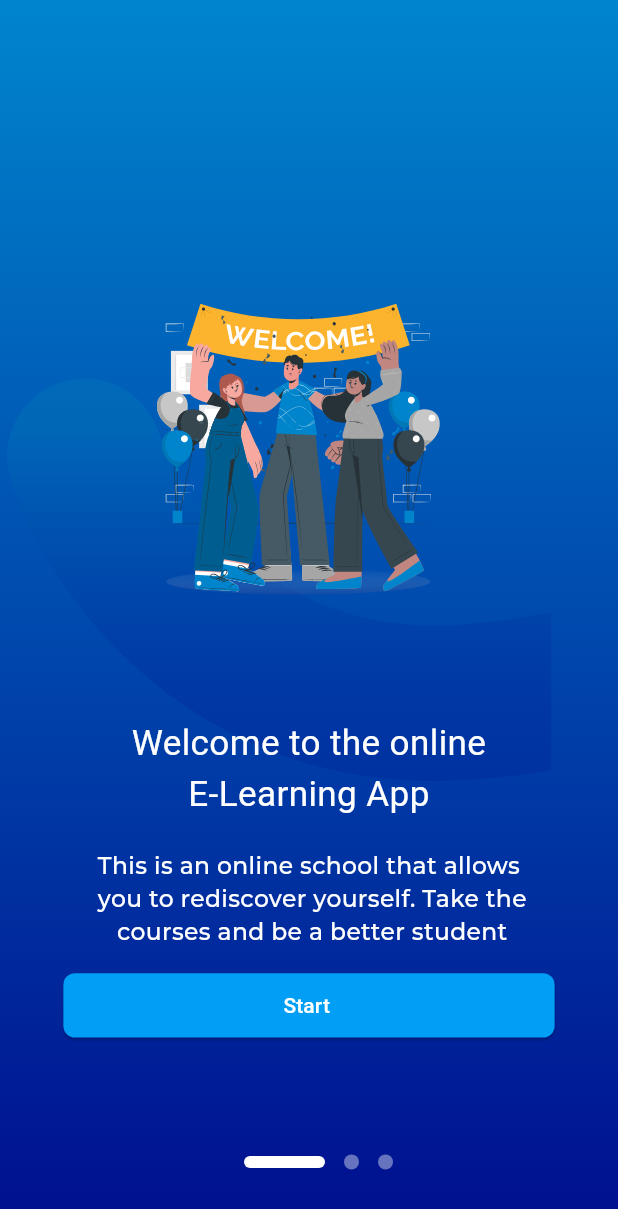
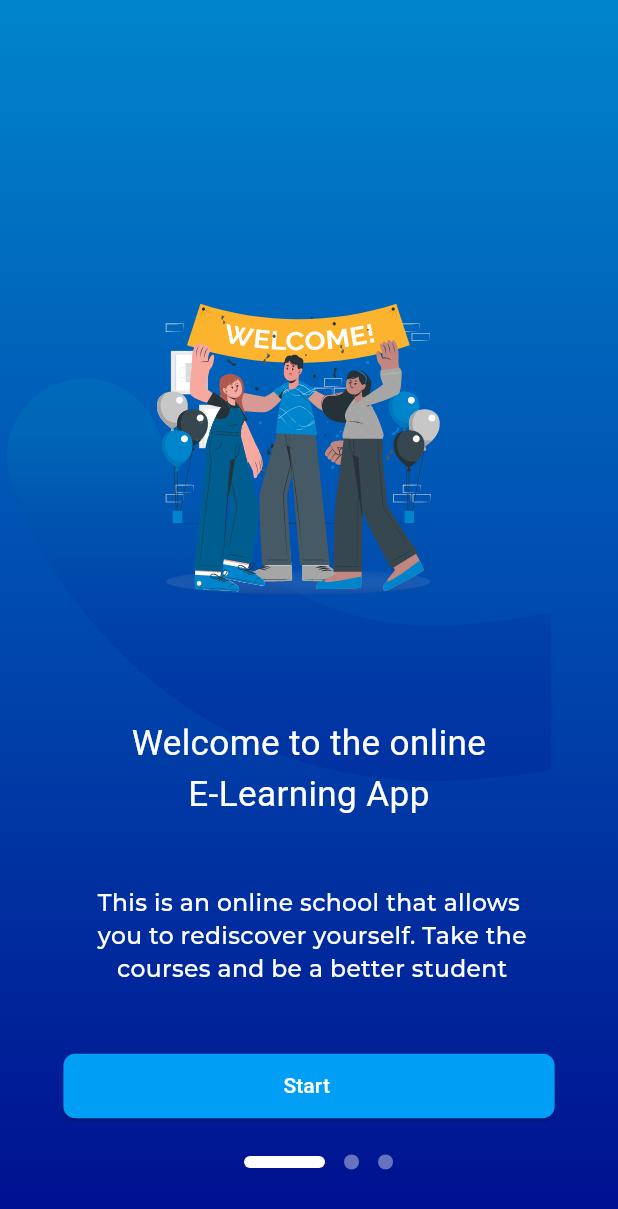
Before and after one commit to samibarsa/quiz, a Flutter app: the screen it shows after launch, on a phone screen of 412 x 824 dp. Shown: the top 1209 px of the screen. Run offline on Flutter 3.47's test engine with Material 3 defaults, Android fonts, the phone set to English and light mode, and no system bars; drawn by our look-alikes of introduction_screen; our stand-ins replace flutter_screenutil, flutter_svg, font_awesome_flutter; Roboto replaces fonts that are missing (Mochiy_pop_one).

```diff
--- a/lib/core/util/approuter.dart
+++ b/lib/core/util/approuter.dart
@@ -1,5 +1,6 @@
 import 'package:flutter/material.dart';
 import 'package:quiz/features/auth/presentation/pages/login_view.dart';
+import 'package:quiz/features/auth/presentation/pages/signin.dart';
 import 'package:quiz/features/onboarding/presentation/pages/onboarding.dart';
 import 'package:quiz/features/onboarding/presentation/pages/splashscrean.dart';
 
@@ -12,6 +13,8 @@ class AppRouter {
         return MaterialPageRoute(builder: (context) => const OnBoardingPage());
       case '/login':
         return MaterialPageRoute(builder: (context) => const LogIn());
+      case '/signup':
+        return MaterialPageRoute(builder: (context) => const SignUp());
     }
   }
 }
--- a/lib/features/onboarding/presentation/pages/onboarding.dart
+++ b/lib/features/onboarding/presentation/pages/onboarding.dart
@@ -20,7 +20,7 @@ class OnBoardingPageState extends State<OnBoardingPage> {
   @override
   Widget build(BuildContext context) {
     return IntroductionScreen(
-      autoScrollDuration: 2132,
+      autoScrollDuration: 7000,
       key: introKey,
       scrollControllers: [pageController],
       globalBackgroundColor: const Color(0xff016BBF),
--- a/lib/features/onboarding/presentation/widgets/body_widget.dart
+++ b/lib/features/onboarding/presentation/widgets/body_widget.dart
@@ -1,3 +1,5 @@
+// ignore_for_file: non_constant_identifier_names
+
 import 'package:flutter/material.dart';
 import 'package:flutter_screenutil/flutter_screenutil.dart';
 import 'package:flutter_svg/svg.dart';
@@ -10,11 +12,18 @@ class BodyWidget extends StatelessWidget {
     required this.title,
     required this.descreption,
     required this.button,
+    required this.spaceBetweenTitleDescreption,
+    required this.hight_of_sizedbox,
+    required this.spaceBetweenDescreptionButton,
   });
   final String path;
   final String title;
   final String descreption;
   final Widget button;
+
+  final double spaceBetweenTitleDescreption;
+  final double spaceBetweenDescreptionButton;
+  final double hight_of_sizedbox;
 
   @override
   Widget build(BuildContext context) {
@@ -27,7 +36,7 @@ class BodyWidget extends StatelessWidget {
         Column(
           children: [
             SizedBox(
-              height: 460.h,
+              height: hight_of_sizedbox,
             ),
             Center(
               child: Text(
@@ -37,7 +46,7 @@ class BodyWidget extends StatelessWidget {
               ),
             ),
             SizedBox(
-              height: 20.h,
+              height: spaceBetweenTitleDescreption,
             ),
             Center(
               child: Text(
@@ -52,7 +61,7 @@ class BodyWidget extends StatelessWidget {
               ),
             ),
             SizedBox(
-              height: 15.h,
+              height: spaceBetweenDescreptionButton,
             ),
             button,
           ],
--- a/lib/features/onboarding/presentation/widgets/onboarding_pages_list.dart
+++ b/lib/features/onboarding/presentation/widgets/onboarding_pages_list.dart
@@ -13,6 +13,9 @@ List<PageViewModel> pages(BuildContext context) => [
       PageViewModel(
         title: "",
         bodyWidget: BodyWidget(
+          spaceBetweenDescreptionButton: 45.h,
+          spaceBetweenTitleDescreption: 45.h,
+          hight_of_sizedbox: 460.h,
           path: 'assets/svgimages/Frame 8.svg',
           title: 'Welcome to the online\nE-Learning App',
           descreption:
@@ -32,6 +35,9 @@ List<PageViewModel> pages(BuildContext context) => [
       ),
       PageViewModel(
         bodyWidget: BodyWidget(
+          spaceBetweenTitleDescreption: 47.h,
+          spaceBetweenDescreptionButton: 35.h,
+          hight_of_sizedbox: 500.h,
           path: 'assets/svgimages/Frame 9.svg',
           title: 'Anytime, Anywhere',
           descreption:
@@ -53,6 +59,9 @@ List<PageViewModel> pages(BuildContext context) => [
       PageViewModel(
         title: "",
         bodyWidget: BodyWidget(
+            spaceBetweenTitleDescreption: 6.h,
+            hight_of_sizedbox: 449.h,
+            spaceBetweenDescreptionButton: 26.h,
             path: 'assets/svgimages/Frame 10.svg',
             title: 'Log in or sign up',
             descreption: 'select desire log in methode',
--- a/pubspec.yaml
+++ b/pubspec.yaml
@@ -36,6 +36,7 @@ dependencies:
   flutter_svg: ^2.0.10+1
   font_awesome_flutter: ^10.7.0
   introduction_screen: ^3.1.14
+
 
 dev_dependencies:
   flutter_lints: ^3.0.0
```
Also changed, not shown: lib/features/auth/presentation/pages/login_view.dart (added, +93 -0 lines), lib/features/auth/presentation/pages/signin.dart (added, +100 -0 lines), lib/features/auth/presentation/widgets/coustom_text_filed.dart (added, +53 -0 lines), assets/images/Frame 11.png (added), assets/svgimages/Frame 10.svg (added), assets/svgimages/Frame 11.svg (added), assets/svgimages/Frame 11_logo.svg (added).
